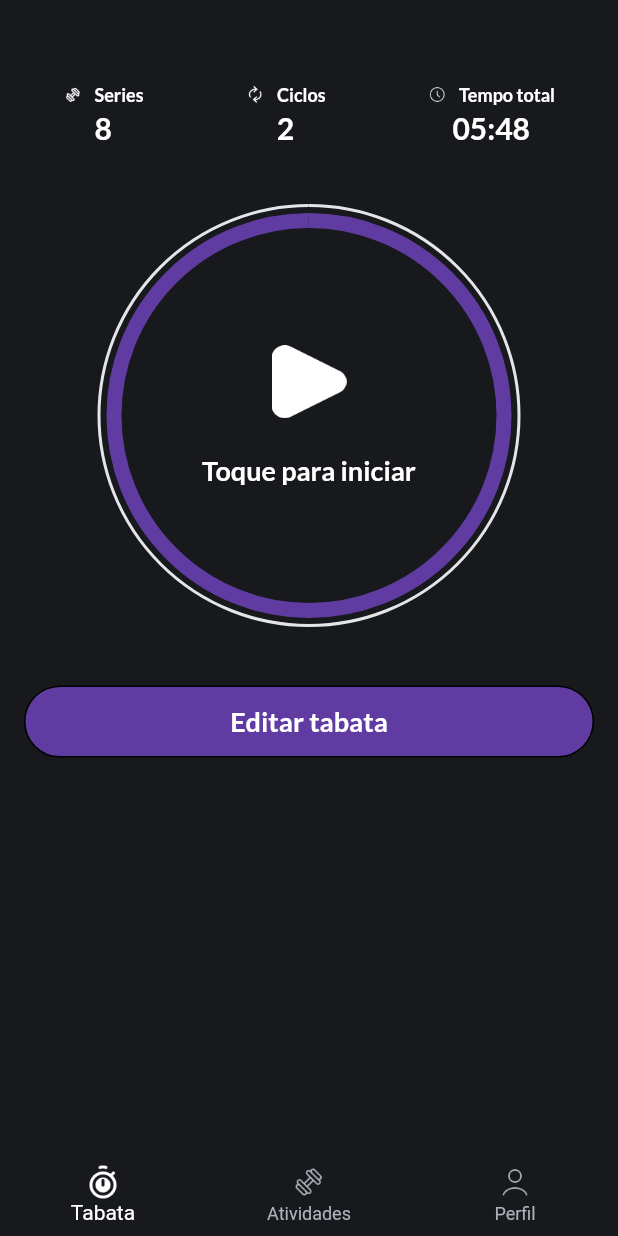
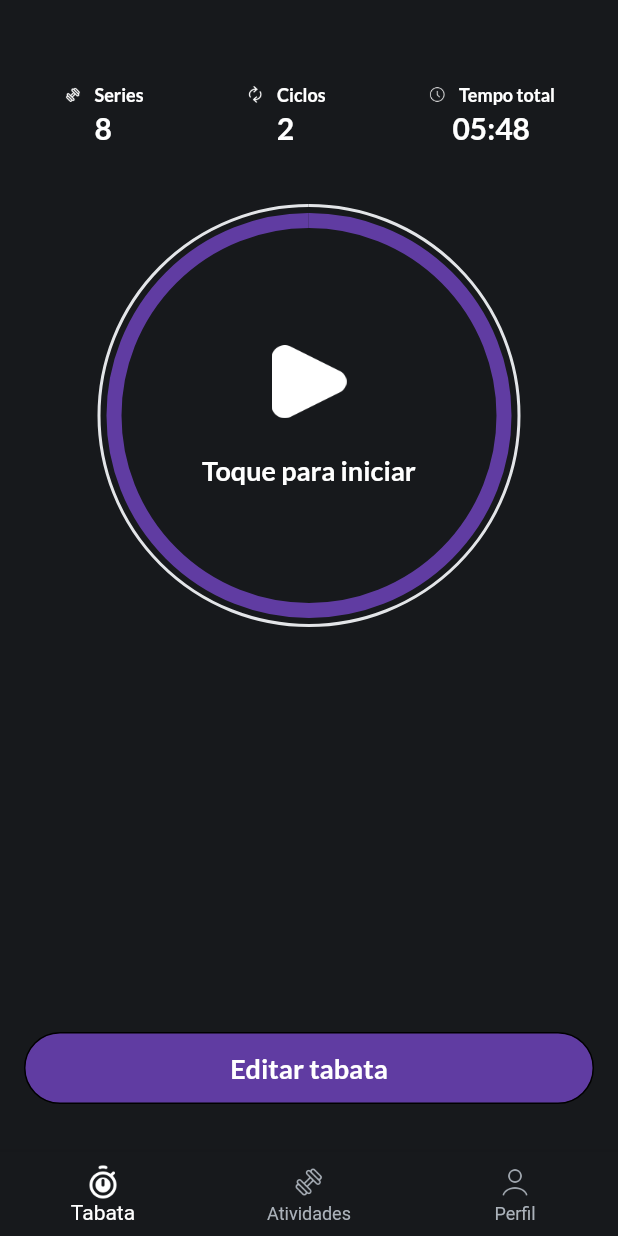
Before and after one commit to paulowalravendev/darth_vaders_tabata, a Flutter app: the HomePage screen opened by its route, on a phone screen of 412 x 824 dp. Run offline on Flutter 3.47's test engine with Material 2 defaults, Android fonts, the phone set to English and light mode, and no system bars; our stand-ins replace get, google_fonts, lottie.

Commit message:
fix tabata_tab space and remove import

```diff
--- a/lib/app/modules/home/tabs/tabata_tab_widget.dart
+++ b/lib/app/modules/home/tabs/tabata_tab_widget.dart
@@ -1,7 +1,5 @@
-// ignore_for_file: public_member_api_docs, sort_constructors_first
 import 'package:flutter/material.dart';
 
-import 'package:darth_vaders_tabata/app/data/models/tabata_model.dart';
 import 'package:darth_vaders_tabata/app/modules/home/home_controller.dart';
 import 'package:darth_vaders_tabata/app/widgets/default_button_widget.dart';
 import 'package:darth_vaders_tabata/app/widgets/header_info_widget.dart';
@@ -115,8 +113,9 @@ class TabataTabWidget extends StatelessWidget {
                   ),
                 ],
               )),
+          Spacer(),
           Padding(
-            padding: const EdgeInsets.symmetric(horizontal: 16),
+            padding: const EdgeInsets.symmetric(horizontal: 16, vertical: 32),
             child: DefaultButtonWidget(
                 onTap: controller.toCreateTabata, label: "Editar tabata"),
           ),
```
